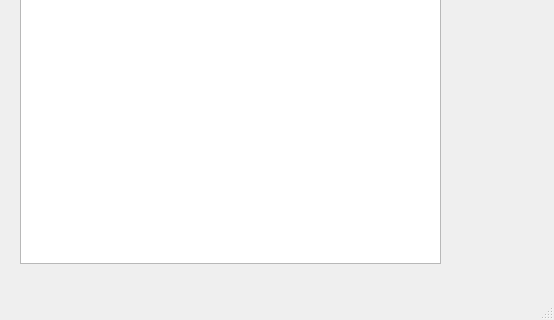
The window that mainwindow.ui (mirkopepper/huffmanQt) describes before a commit, drawn with Qt 5; both pictures show x 0 to 554 and y 197 to 517 of the 554 by 517 pixel window.
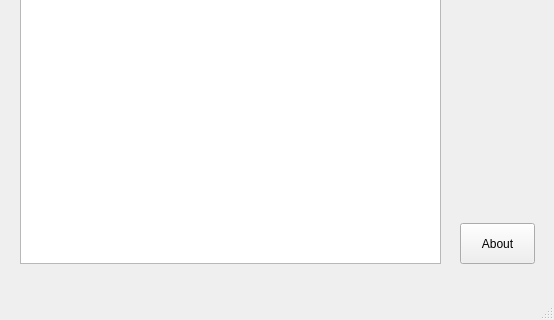
The same window after the commit.

The edit to the form file:
```diff
--- a/mainwindow.ui
+++ b/mainwindow.ui
@@ -173,6 +173,19 @@
      <string>η</string>
     </property>
    </widget>
+   <widget class="QPushButton" name="aboutButton">
+    <property name="geometry">
+     <rect>
+      <x>460</x>
+      <y>420</y>
+      <width>75</width>
+      <height>41</height>
+     </rect>
+    </property>
+    <property name="text">
+     <string>About</string>
+    </property>
+   </widget>
   </widget>
   <widget class="QMenuBar" name="menuBar">
    <property name="geometry">
```
